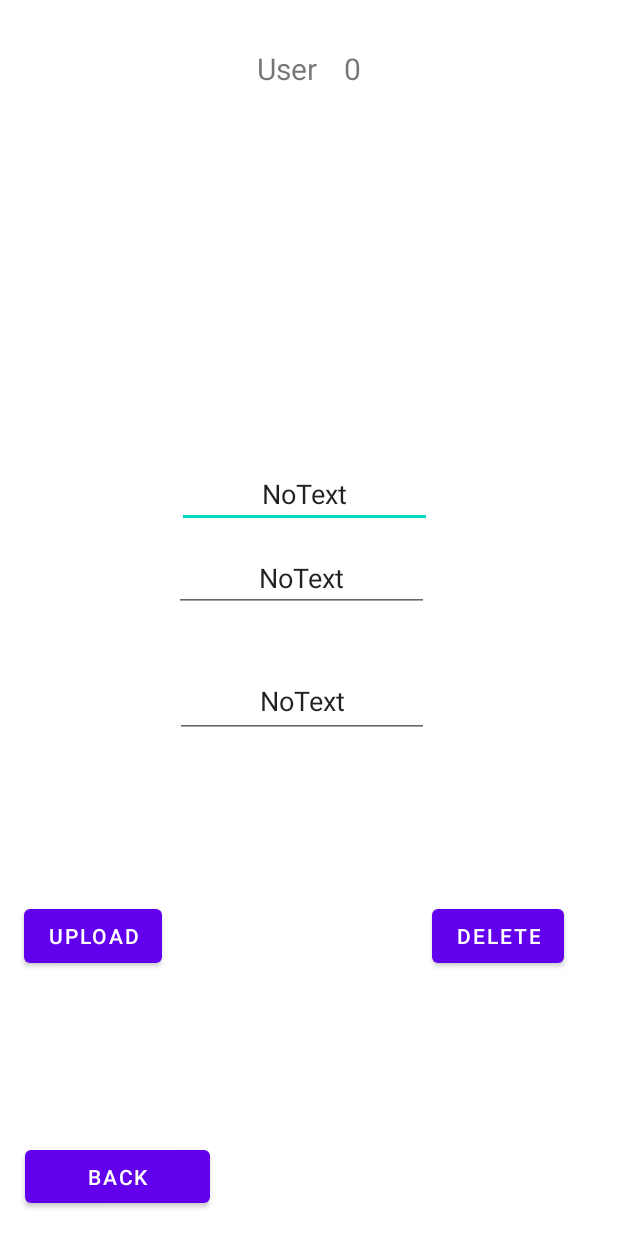
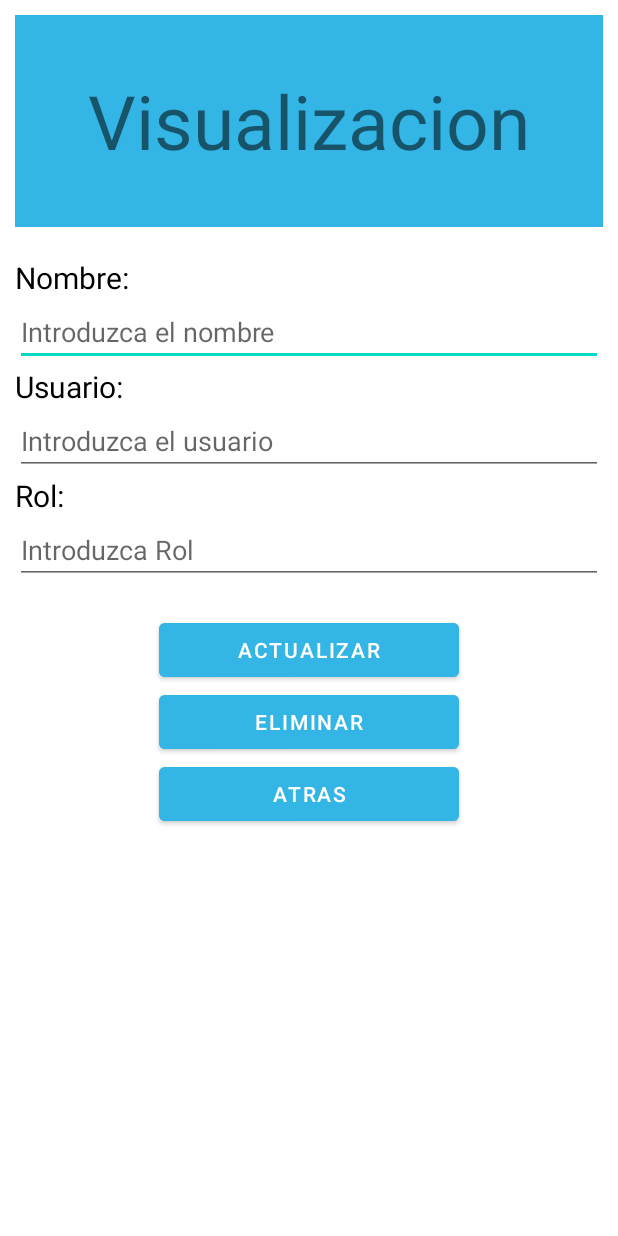
Before and after one commit to v4roah1994/Service, an Android app: the layout activity_visualizar.xml on its own in the app's theme, with its tools: preview values and no code run, on a phone screen of 412 x 824 dp. Run offline under Robolectric (Android 15) with nearby library versions, the phone set to English and light mode, and no system bars.

Commit message:
update activityVisualizar 2.0

```diff
--- a/app/src/main/res/layout/activity_visualizar.xml
+++ b/app/src/main/res/layout/activity_visualizar.xml
@@ -1,112 +1,105 @@
 <?xml version="1.0" encoding="utf-8"?>
-<androidx.constraintlayout.widget.ConstraintLayout xmlns:android="http://schemas.android.com/apk/res/android"
+<androidx.constraintlayout.widget.ConstraintLayout
+    xmlns:android="http://schemas.android.com/apk/res/android"
+    xmlns:tools="http://schemas.android.com/tools"
     xmlns:app="http://schemas.android.com/apk/res-auto"
-    xmlns:tools="http://schemas.android.com/tools"
     android:layout_width="match_parent"
     android:layout_height="match_parent"
->
 
-    <TextView
-        android:id="@+id/textView3"
-        android:layout_width="wrap_content"
-        android:layout_height="wrap_content"
-        android:layout_marginStart="157dp"
-        android:layout_marginTop="32dp"
-        android:layout_marginEnd="2dp"
-        android:gravity="center_horizontal"
-        android:text="User"
-        android:textSize="20dp"
+    tools:context=".VisualizarActivity"
+    android:padding="10dp">
 
-        app:layout_constraintEnd_toStartOf="@+id/noID"
-        app:layout_constraintStart_toStartOf="parent"
 
-        app:layout_constraintTop_toTopOf="parent" />
+    <LinearLayout
+        android:layout_width="match_parent"
+        android:layout_height="match_parent"
+        android:orientation="vertical">
 
-    <TextView
-        android:id="@+id/noID"
-        android:layout_width="wrap_content"
-        android:layout_height="wrap_content"
-        android:layout_marginStart="2dp"
-        android:layout_marginTop="32dp"
-        android:layout_marginEnd="157dp"
-        android:gravity="center_horizontal"
-        android:text="0"
-        android:textSize="20dp"
-        app:layout_constraintEnd_toEndOf="parent"
-        app:layout_constraintStart_toEndOf="@+id/textView3"
-        app:layout_constraintTop_toTopOf="parent" />
+        <TextView
+            android:id="@+id/textView3"
+            android:layout_width="match_parent"
+            android:layout_height="141dp"
+            android:background="@android:color/holo_blue_light"
+            android:text="Visualizacion"
+            android:textAlignment="center"
+            android:gravity="center"
+            android:textSize="50sp" />
 
-    <Button
-        android:id="@+id/btnUpdate"
-        android:layout_width="wrap_content"
-        android:layout_height="wrap_content"
-        android:layout_marginStart="16dp"
-        android:layout_marginBottom="176dp"
-        android:text="Upload"
-        app:layout_constraintBottom_toBottomOf="parent"
-        app:layout_constraintStart_toStartOf="parent" />
+        <TextView
+            android:id="@+id/textView5"
+            android:layout_width="match_parent"
+            android:layout_height="wrap_content"
+            android:text="Nombre:"
+            android:layout_marginTop="20dp"
+            android:textColor="@color/black"
+            android:textSize="20dp"/>
 
-    <Button
-        android:id="@+id/btnDelete"
-        android:layout_width="wrap_content"
-        android:layout_height="wrap_content"
-        android:layout_marginEnd="36dp"
-        android:text="Delete"
-        app:layout_constraintBottom_toBottomOf="@+id/btnUpdate"
-        app:layout_constraintEnd_toEndOf="parent"
-        app:layout_constraintTop_toTopOf="@+id/btnUpdate"
-        app:layout_constraintVertical_bias="0.0" />
+        <EditText
+            android:id="@+id/eTxtNombre"
+            android:layout_width="match_parent"
+            android:layout_height="wrap_content"
+            android:ems="10"
+            android:inputType="textPersonName"
+            android:hint="Introduzca el nombre" />
 
-    <Button
-        android:id="@+id/btnBack"
-        android:layout_width="123dp"
-        android:layout_height="47dp"
-        android:layout_marginEnd="272dp"
-        android:layout_marginBottom="16dp"
-        android:text="Back"
-        app:layout_constraintBottom_toBottomOf="parent"
-        app:layout_constraintEnd_toEndOf="parent" />
+        <TextView
+            android:id="@+id/textView6"
+            android:layout_width="match_parent"
+            android:layout_height="wrap_content"
+            android:text="Usuario:"
+            android:textColor="@color/black"
+            android:textSize="20dp"/>
 
-    <AutoCompleteTextView
-        android:id="@+id/autoName"
-        android:layout_width="170dp"
-        android:layout_height="40dp"
-        android:layout_marginStart="170dp"
-        android:layout_marginEnd="168dp"
-        android:layout_marginBottom="472dp"
-        android:gravity="center_horizontal"
-        android:text="NoText"
-        app:layout_constraintBottom_toBottomOf="parent"
-        app:layout_constraintEnd_toEndOf="parent"
-        app:layout_constraintHorizontal_bias="0.545"
-        app:layout_constraintStart_toStartOf="parent" />
+        <EditText
+            android:id="@+id/eTxtUsuario"
+            android:layout_width="match_parent"
+            android:layout_height="wrap_content"
+            android:ems="10"
+            android:inputType="textPersonName"
+            android:hint="Introduzca el usuario" />
 
-    <AutoCompleteTextView
-        android:id="@+id/autoUser"
-        android:layout_width="170dp"
-        android:layout_height="39dp"
-        android:layout_marginStart="170dp"
-        android:layout_marginEnd="168dp"
-        android:layout_marginBottom="416dp"
-        android:gravity="center_horizontal"
-        android:text="NoText"
-        app:layout_constraintBottom_toBottomOf="parent"
-        app:layout_constraintEnd_toEndOf="parent"
-        app:layout_constraintHorizontal_bias="0.563"
-        app:layout_constraintStart_toStartOf="parent" />
+        <TextView
+            android:id="@+id/textView7"
+            android:layout_width="match_parent"
+            android:layout_height="wrap_content"
+            android:text="Rol:"
+            android:textColor="@color/black"
+            android:textSize="20dp"/>
 
-    <AutoCompleteTextView
-        android:id="@+id/autoRol"
-        android:layout_width="169dp"
-        android:layout_height="47dp"
-        android:layout_marginStart="170dp"
-        android:layout_marginEnd="168dp"
-        android:layout_marginBottom="332dp"
-        android:gravity="center_horizontal"
-        android:text="NoText"
-        app:layout_constraintBottom_toBottomOf="parent"
-        app:layout_constraintEnd_toEndOf="parent"
-        app:layout_constraintHorizontal_bias="0.562"
-        app:layout_constraintStart_toStartOf="parent" />
+        <EditText
+            android:id="@+id/eTxtRol"
+            android:layout_width="match_parent"
+            android:layout_height="wrap_content"
+            android:ems="10"
+            android:inputType="textPersonName"
+            android:hint="Introduzca Rol" />
+
+        <Button
+            android:id="@+id/btnActualizar"
+            android:layout_width="200dp"
+            android:layout_height="wrap_content"
+            android:layout_marginTop="20dp"
+            android:text="Actualizar"
+            android:layout_gravity="center"
+            android:backgroundTint="@android:color/holo_blue_light"
+            />
+
+        <Button
+            android:id="@+id/btnEliminar"
+            android:layout_width="200dp"
+            android:layout_height="wrap_content"
+            android:text="Eliminar"
+            android:layout_gravity="center"
+            android:backgroundTint="@android:color/holo_blue_light"
+            />
+
+        <Button
+            android:id="@+id/btnAtrasA"
+            android:layout_width="200dp"
+            android:layout_gravity="center"
+            android:layout_height="wrap_content"
+            android:backgroundTint="@android:color/holo_blue_light"
+            android:text="Atras" />
+    </LinearLayout>
 
 </androidx.constraintlayout.widget.ConstraintLayout>
```
